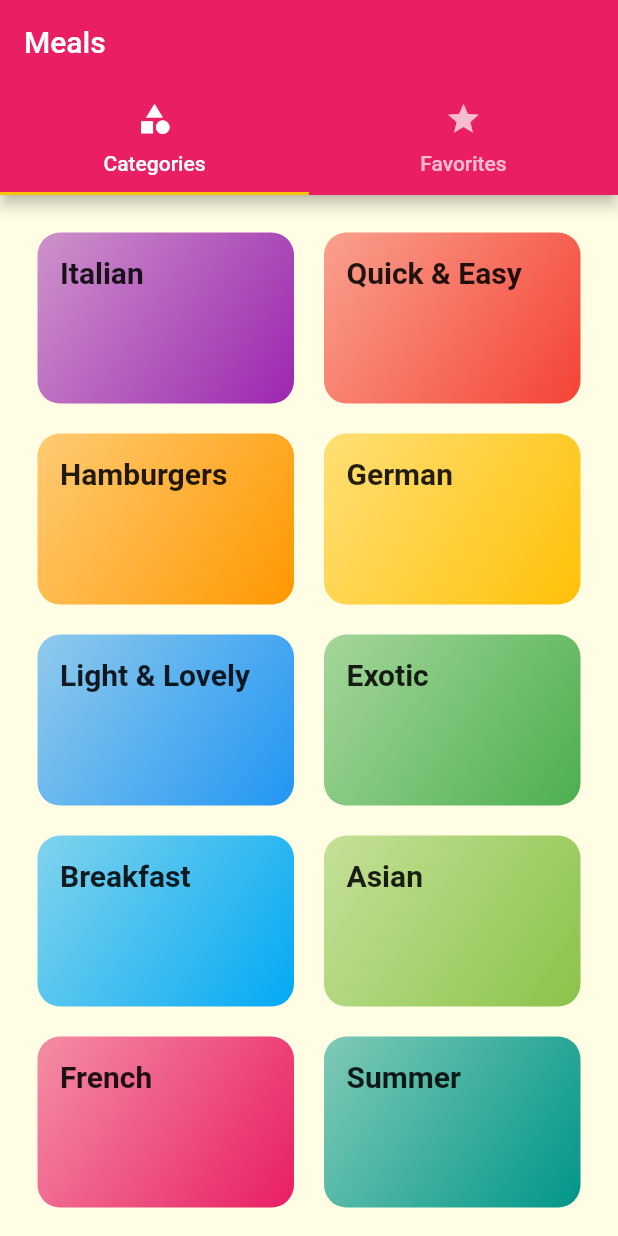
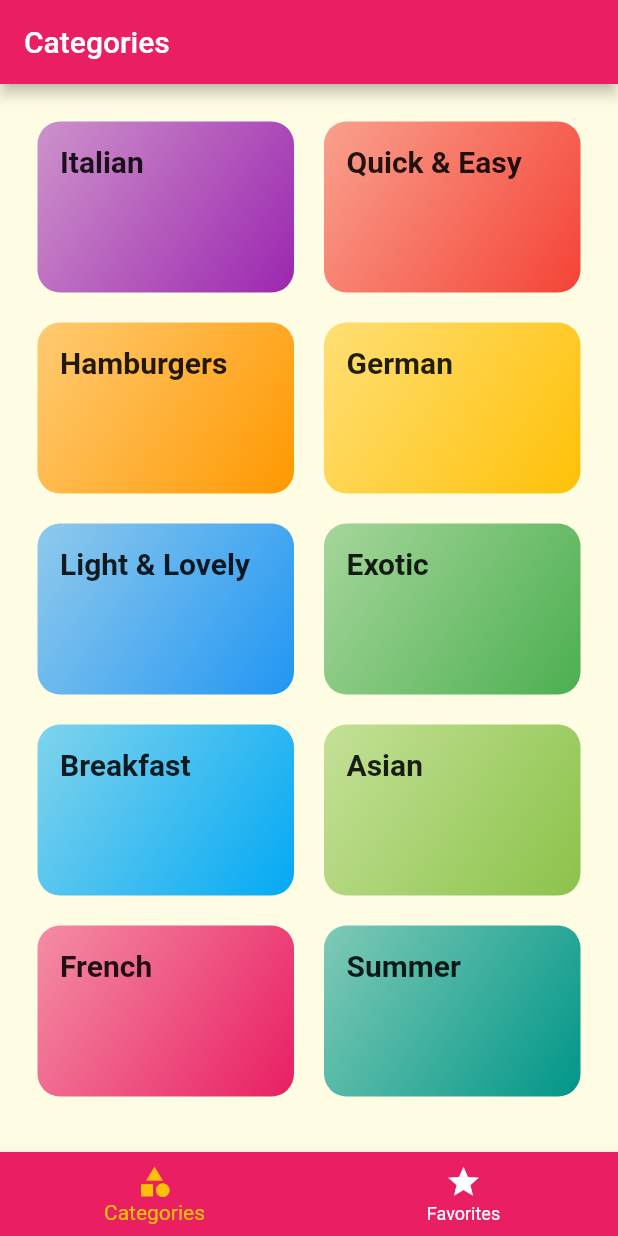
Before and after one commit to sakakidai/flutter_meals, a Flutter app: the screen it shows after launch, on a phone screen of 412 x 824 dp. Run offline on Flutter 3.47's test engine with Material 2 defaults, Android fonts, the phone set to English and light mode, and no system bars; Roboto replaces fonts that are missing (Raleway, RobotoCondensed).

```diff
--- a/lib/screens/tabs_screen.dart
+++ b/lib/screens/tabs_screen.dart
@@ -10,27 +10,50 @@ class TabsScreen extends StatefulWidget {
 }
 
 class _TabsScreenState extends State<TabsScreen> {
+  final List<Map<String, Object>> _pages = [
+    {
+      'page': const CategoriesScreen(),
+      'title': 'Categories',
+    },
+    {
+      'page': const FavoritesScreen(),
+      'title': 'Your Favorite',
+    },
+  ];
+  int _selectedPageIndex = 0;
+
+  void _selectPage(int index) {
+    setState(() {
+      _selectedPageIndex = index;
+    });
+  }
+
   @override
   Widget build(BuildContext context) {
-    return DefaultTabController(
-      length: 2,
-      initialIndex: 0,
-      child: Scaffold(
-        appBar: AppBar(
-          title: const Text('Meals'),
-          bottom: const TabBar(
-            tabs: [
-              Tab(icon: Icon(Icons.category), text: 'Categories'),
-              Tab(icon: Icon(Icons.star), text: 'Favorites'),
-            ],
+    return Scaffold(
+      appBar: AppBar(
+        title: Text(_pages[_selectedPageIndex]['title'] as String),
+      ),
+      body: _pages[_selectedPageIndex]['page'] as Widget,
+      bottomNavigationBar: BottomNavigationBar(
+        onTap: _selectPage,
+        backgroundColor: Theme.of(context).colorScheme.primary,
+        unselectedItemColor: Colors.white,
+        selectedItemColor: Theme.of(context).colorScheme.secondary,
+        currentIndex: _selectedPageIndex,
+        type: BottomNavigationBarType.fixed,
+        items: [
+          BottomNavigationBarItem(
+            backgroundColor: Theme.of(context).colorScheme.primary,
+            icon: const Icon(Icons.category),
+            label: 'Categories',
           ),
-        ),
-        body: const TabBarView(
-          children: [
-            CategoriesScreen(),
-            FavoritesScreen(),
-          ],
-        ),
+          BottomNavigationBarItem(
+            backgroundColor: Theme.of(context).colorScheme.primary,
+            icon: const Icon(Icons.star),
+            label: 'Favorites',
+          ),
+        ],
       ),
     );
   }
```
